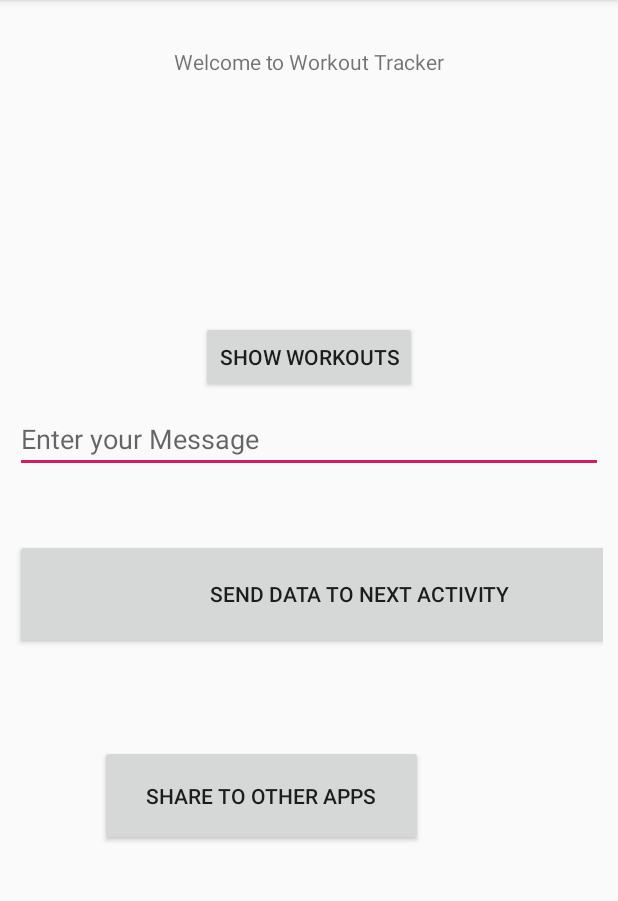
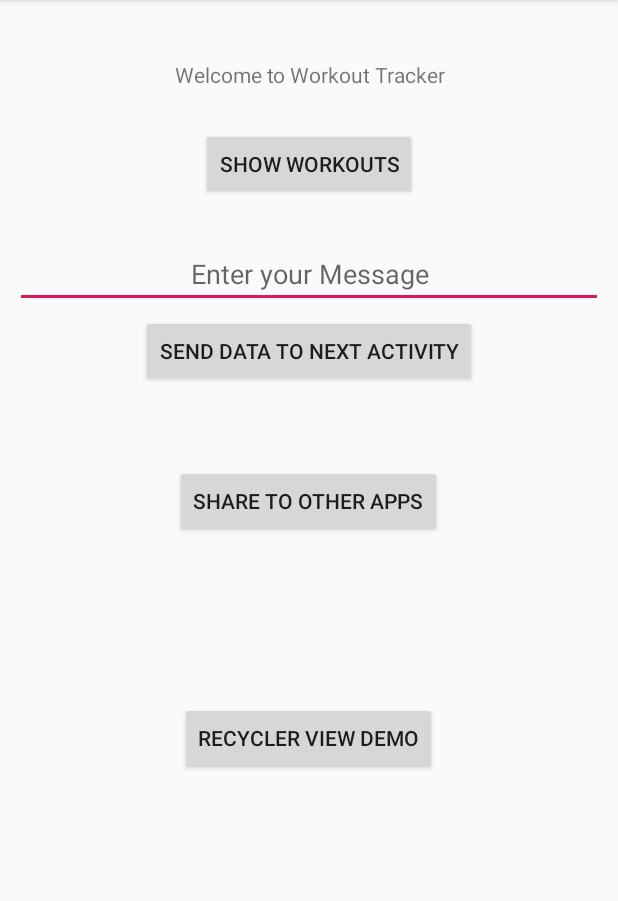
Before and after one commit to abantej/kotlin-app-workout-tracker, an Android app: the screen it shows after launch (MainActivity), on a phone screen of 412 x 824 dp, the part 84-985 px from its top. Run offline under Robolectric (Android 15) with nearby library versions, the phone set to English and light mode, and no system bars; libraries missing offline, so code that uses them is left out: com.abantej.kotlin.

Commit message:
added recyclerview and cardview

```diff
--- a/app/build.gradle
+++ b/app/build.gradle
@@ -32,4 +32,6 @@ dependencies {
     testImplementation 'junit:junit:4.12'
     androidTestImplementation 'androidx.test:runner:1.1.1'
     androidTestImplementation 'androidx.test.espresso:espresso-core:3.1.1'
+    implementation 'androidx.recyclerview:recyclerview:1.0.0'
+    implementation 'androidx.cardview:cardview:1.0.0'
 }
--- a/app/src/main/AndroidManifest.xml
+++ b/app/src/main/AndroidManifest.xml
@@ -18,6 +18,7 @@
         </activity>
 
         <activity android:name=".SecondActivity" />
+        <activity android:name=".HobbiesActivity" />
     </application>
 
 </manifest>
--- a/app/src/main/java/com/abantej/kotlin/app/workout/tracker/MainActivity.kt
+++ b/app/src/main/java/com/abantej/kotlin/app/workout/tracker/MainActivity.kt
@@ -37,5 +37,9 @@ class MainActivity : AppCompatActivity() {
             intent.type = "text/plain"
             startActivity(Intent.createChooser(intent, "Share to : "))
         }
+
+        btnRecyclerViewDemo.setOnClickListener {
+            val intent = Intent(this, HobbiesActivity::class.java)
+        }
     }
 }
--- a/app/src/main/res/layout/activity_main.xml
+++ b/app/src/main/res/layout/activity_main.xml
@@ -1,5 +1,5 @@
 <?xml version="1.0" encoding="utf-8"?>
-<androidx.constraintlayout.widget.ConstraintLayout xmlns:android="http://schemas.android.com/apk/res/android"
+<RelativeLayout xmlns:android="http://schemas.android.com/apk/res/android"
     xmlns:app="http://schemas.android.com/apk/res-auto"
     xmlns:tools="http://schemas.android.com/tools"
     android:layout_width="match_parent"
@@ -9,61 +9,53 @@
 
     <TextView
         android:id="@+id/textView"
-        android:layout_width="wrap_content"
+        android:layout_width="match_parent"
         android:layout_height="wrap_content"
-        android:text="Welcome to Workout Tracker"
-        app:layout_constraintBottom_toBottomOf="parent"
-        app:layout_constraintHorizontal_bias="0.501"
-        app:layout_constraintLeft_toLeftOf="parent"
-        app:layout_constraintRight_toRightOf="parent"
-        app:layout_constraintTop_toTopOf="parent"
-        app:layout_constraintVertical_bias="0.029" />
+        android:textAlignment="center"
+        android:layout_marginTop="30dp"
+        android:text="Welcome to Workout Tracker"/>
 
     <Button
         android:id="@+id/btnShowWorkouts"
         android:layout_width="wrap_content"
         android:layout_height="wrap_content"
-        android:layout_marginTop="204dp"
-        android:text="Show Workouts"
-        app:layout_constraintEnd_toEndOf="parent"
-        app:layout_constraintStart_toStartOf="parent"
-        app:layout_constraintTop_toTopOf="parent" />
+        android:layout_centerHorizontal="true"
+        android:layout_marginTop="75dp"
+        android:text="Show Workouts" />
 
     <EditText
         android:id="@+id/etUserMessage"
         android:layout_width="match_parent"
         android:layout_height="wrap_content"
-        android:layout_marginTop="326dp"
-        android:layout_marginBottom="181dp"
+        android:layout_marginTop="150dp"
         android:ems="10"
         android:hint="Enter your Message"
-        android:inputType="textPersonName"
-        app:layout_constraintBottom_toTopOf="@+id/btnShareToOtherApps"
-        app:layout_constraintEnd_toEndOf="parent"
-        app:layout_constraintHorizontal_bias="1.0"
-        app:layout_constraintStart_toStartOf="parent"
-        app:layout_constraintTop_toTopOf="parent" />
+        android:textAlignment="center"
+        android:inputType="textPersonName"/>
 
     <Button
         android:id="@+id/btnSendMsgToNextActivity"
-        android:layout_width="459dp"
-        android:layout_height="73dp"
-        android:layout_marginTop="44dp"
-        android:text="Send Data To Next Activity"
-        app:layout_constraintEnd_toEndOf="parent"
-        app:layout_constraintHorizontal_bias="0.0"
-        app:layout_constraintStart_toStartOf="parent"
-        app:layout_constraintTop_toBottomOf="@+id/etUserMessage" />
+        android:layout_width="wrap_content"
+        android:layout_height="wrap_content"
+        android:layout_marginTop="200dp"
+        android:layout_centerHorizontal="true"
+        android:text="Send Data To Next Activity"/>
 
     <Button
         android:id="@+id/btnShareToOtherApps"
-        android:layout_width="215dp"
-        android:layout_height="67dp"
-        android:layout_marginEnd="120dp"
-        android:layout_marginBottom="260dp"
-        android:text="Share to other apps"
-        app:layout_constraintBottom_toBottomOf="parent"
-        app:layout_constraintEnd_toEndOf="parent"
-        app:layout_constraintTop_toBottomOf="@+id/etUserMessage" />
+        android:layout_width="wrap_content"
+        android:layout_height="wrap_content"
+        android:layout_centerHorizontal="true"
+        android:layout_marginTop="300dp"
+        android:text="Share to other apps" />
 
-</androidx.constraintlayout.widget.ConstraintLayout>
+    <Button
+        android:id="@+id/btnRecyclerViewDemo"
+        android:layout_width="wrap_content"
+        android:layout_height="wrap_content"
+        android:layout_alignParentBottom="true"
+        android:layout_centerHorizontal="true"
+        android:layout_marginBottom="242dp"
+        android:text="Recycler View Demo" />
+
+</RelativeLayout>
```
Also changed, not shown: app/src/main/java/com/abantej/kotlin/app/workout/tracker/HobbiesActivity.kt (added, +13 -0 lines), app/src/main/res/layout/activity_hobbies.xml (added, +12 -0 lines), app/src/main/res/layout/list_item.xml (added, +40 -0 lines).
